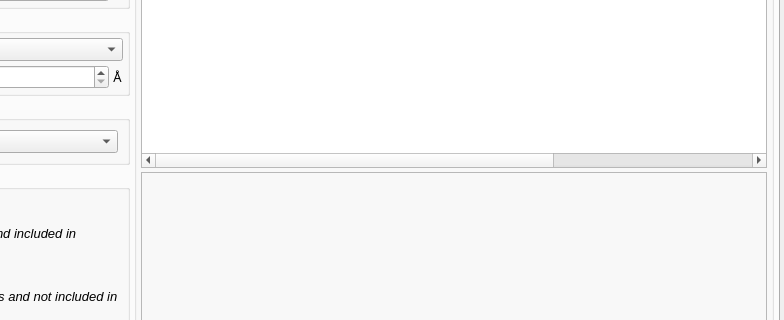
This is src/gui/forcefieldtab.ui in disorderedmaterials/dissolve as Qt 5 draws it before an edit; both pictures show x 244 to 1028 and y 110 to 430 of the 1028 by 710 pixel window. The edited form follows.
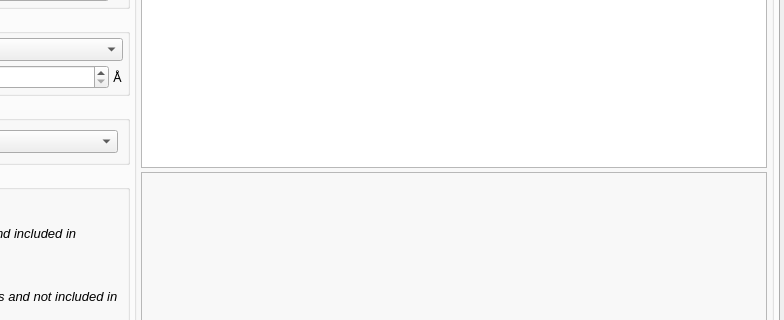
This is the edited form. The open tabs and pages were chosen to show the change. Icons and pictures are not drawn. Custom widgets are drawn as their Qt base class.

Commit message: Switch to TableView for PairPotential Table

```diff
--- a/src/gui/forcefieldtab.ui
+++ b/src/gui/forcefieldtab.ui
@@ -583,7 +583,7 @@
            </layout>
           </item>
           <item>
-           <widget class="QTableWidget" name="PairPotentialsTable">
+           <widget class="QTableView" name="PairPotentialsTable">
             <property name="font">
              <font>
               <pointsize>10</pointsize>
@@ -595,60 +595,12 @@
             <property name="selectionBehavior">
              <enum>QAbstractItemView::SelectRows</enum>
             </property>
-            <property name="columnCount">
-             <number>9</number>
-            </property>
             <attribute name="horizontalHeaderVisible">
              <bool>false</bool>
             </attribute>
             <attribute name="verticalHeaderVisible">
              <bool>false</bool>
             </attribute>
-            <column>
-             <property name="text">
-              <string>TypeI</string>
-             </property>
-            </column>
-            <column>
-             <property name="text">
-              <string>TypeJ</string>
-             </property>
-            </column>
-            <column>
-             <property name="text">
-              <string>Form</string>
-             </property>
-            </column>
-            <column>
-             <property name="text">
-              <string>q(I)</string>
-             </property>
-            </column>
-            <column>
-             <property name="text">
-              <string>q(J)</string>
-             </property>
-            </column>
-            <column>
-             <property name="text">
-              <string>Parameter 1</string>
-             </property>
-            </column>
-            <column>
-             <property name="text">
-              <string>Parameter 2</string>
-             </property>
-            </column>
-            <column>
-             <property name="text">
-              <string>Parameter 3</string>
-             </property>
-            </column>
-            <column>
-             <property name="text">
-              <string>Parameter 4</string>
-             </property>
-            </column>
            </widget>
           </item>
           <item>
```
The commit also changes 5 other files.
